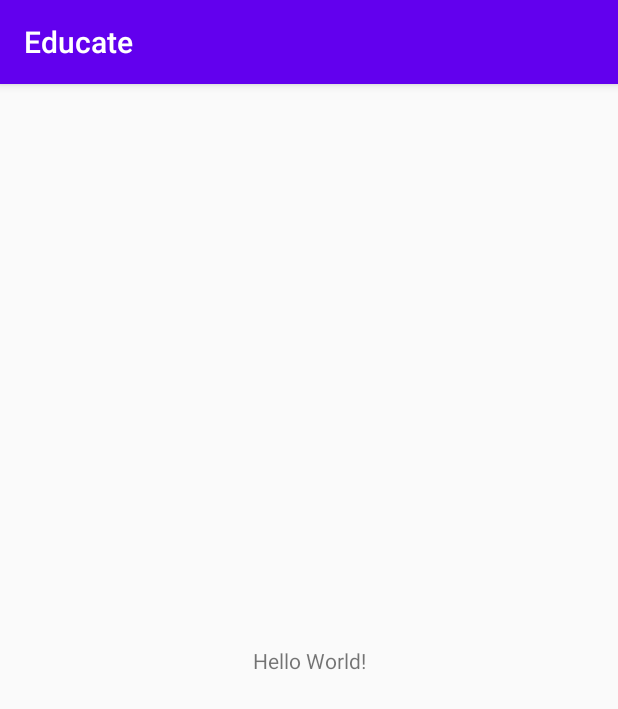
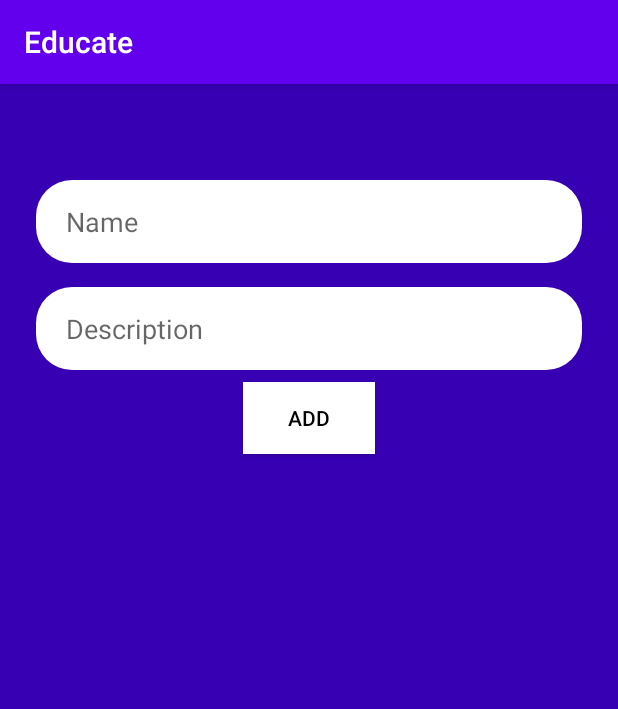
Before and after one commit to IndiaCFG3/team-4, an Android app: the screen it shows after launch (MainActivity before the commit, Add_Course_Teacher after it), on a phone screen of 412 x 824 dp. Shown: the top 709 px of the screen. Run offline under Robolectric (Android 15) with nearby library versions, the phone set to English and light mode, and no system bars; our stand-ins replace Firebase (no records; nobody signed in at launch, a user with empty details on screens opened directly).

Commit message:
form to add course

```diff
--- a/Educate/app/src/main/AndroidManifest.xml
+++ b/Educate/app/src/main/AndroidManifest.xml
@@ -9,7 +9,8 @@
         android:roundIcon="@mipmap/ic_launcher_round"
         android:supportsRtl="true"
         android:theme="@style/AppTheme">
-        <activity android:name=".activities.CourseActivity"></activity>
+        <activity android:name=".activities.Add_Course_Teacher"></activity>
+        <activity android:name=".activities.CourseActivity" />
         <activity android:name=".activities.AuthActivity" />
         <activity android:name=".activities.SplashActivity" />
         <activity android:name=".activities.MainActivity">
--- /dev/null
+++ b/Educate/app/src/main/java/com/dev5151/educate/activities/Add_Course_Teacher.java
@@ -0,0 +1,55 @@
+package com.dev5151.educate.activities;
+
+import androidx.appcompat.app.AppCompatActivity;
+
+import android.os.Bundle;
+import android.view.View;
+import android.widget.Button;
+import android.widget.EditText;
+import android.widget.Toast;
+import com.dev5151.educate.R;
+import com.dev5151.educate.models.Courses;
+import com.google.firebase.auth.FirebaseAuth;
+import com.google.firebase.firestore.FirebaseFirestore;
+import java.util.ArrayList;
+
+public class Add_Course_Teacher extends AppCompatActivity {
+
+    private EditText name;
+    private EditText desc;
+    private Button reg;
+    private String nameStr;
+    private String descStr;
+    private FirebaseFirestore mFirestore;
+    private FirebaseAuth mAuth;
+
+    @Override
+    protected void onCreate(Bundle savedInstanceState) {
+        super.onCreate(savedInstanceState);
+        setContentView(R.layout.activity_add__course__teacher);
+        mFirestore = FirebaseFirestore.getInstance();
+        mAuth = FirebaseAuth.getInstance();
+        name = findViewById(R.id.name);
+        desc = findViewById(R.id.desc);
+        reg = findViewById(R.id.reg);
+
+        reg.setOnClickListener(new View.OnClickListener() {
+            @Override
+            public void onClick(View v) {
+//                String teacher = mAuth.getCurrentUser().getUid();
+                String teacher = "uuid";
+                long time = System.currentTimeMillis();
+                String id = Long.toString(time);
+                nameStr = name.getText().toString();
+                descStr = desc.getText().toString();
+                if((!nameStr.isEmpty()) && (!descStr.isEmpty())) {
+                    Courses courses = new Courses(id,nameStr,descStr,teacher,"",new ArrayList<String>(),new ArrayList<String>(),new ArrayList<String>());
+                    mFirestore.collection("Courses").document(id).set(courses);
+                } else {
+                    Toast.makeText(Add_Course_Teacher.this,"Please fill in the details!",Toast.LENGTH_LONG).show();
+                }
+            }
+        });
+
+    }
+}
--- a/Educate/app/src/main/java/com/dev5151/educate/activities/MainActivity.java
+++ b/Educate/app/src/main/java/com/dev5151/educate/activities/MainActivity.java
@@ -2,6 +2,7 @@ package com.dev5151.educate.activities;
 
 import androidx.appcompat.app.AppCompatActivity;
 
+import android.content.Intent;
 import android.os.Bundle;
 
 import com.dev5151.educate.R;
@@ -11,5 +12,8 @@ public class MainActivity extends AppCompatActivity {
     protected void onCreate(Bundle savedInstanceState) {
         super.onCreate(savedInstanceState);
         setContentView(R.layout.activity_main);
+
+        Intent intent = new Intent(MainActivity.this,Add_Course_Teacher.class);
+        startActivity(intent);
     }
 }
--- /dev/null
+++ b/Educate/app/src/main/res/drawable/custom_edit_bg.xml
@@ -0,0 +1,6 @@
+<?xml version="1.0" encoding="utf-8"?>
+<shape xmlns:android="http://schemas.android.com/apk/res/android"
+    android:shape="rectangle">
+    <corners android:radius="24dp"/>
+    <solid android:color="#fff"/>
+</shape>
--- /dev/null
+++ b/Educate/app/src/main/res/layout/activity_add__course__teacher.xml
@@ -0,0 +1,59 @@
+<?xml version="1.0" encoding="utf-8"?>
+<LinearLayout xmlns:android="http://schemas.android.com/apk/res/android"
+    android:layout_width="match_parent"
+    android:layout_height="match_parent"
+    android:orientation="vertical" >
+
+    <ScrollView
+        android:layout_width="match_parent"
+        android:layout_height="match_parent"
+        android:fitsSystemWindows="true"
+        android:background="@color/colorPrimaryDark">
+
+        <LinearLayout
+            android:layout_width="match_parent"
+            android:layout_height="match_parent"
+            android:orientation="vertical"
+            android:paddingLeft="24dp"
+            android:paddingTop="56dp"
+            android:paddingRight="24dp">
+
+
+            <androidx.appcompat.widget.AppCompatEditText
+                android:layout_width="match_parent"
+                android:layout_height="55dp"
+                android:layout_marginTop="8dp"
+                android:layout_marginBottom="8dp"
+                android:background="@drawable/custom_edit_bg"
+                android:hint="Name "
+                android:inputType="text"
+                android:id="@+id/name"
+                android:paddingLeft="20dp" />
+
+            <androidx.appcompat.widget.AppCompatEditText
+                android:layout_width="match_parent"
+                android:layout_height="55dp"
+                android:layout_marginTop="8dp"
+                android:layout_marginBottom="8dp"
+                android:background="@drawable/custom_edit_bg"
+                android:maxLines="5"
+                android:hint="Description"
+                android:id="@+id/desc"
+                android:inputType="text"
+                android:paddingLeft="20dp" />
+
+
+            <Button
+                android:id="@+id/reg"
+                android:layout_width="wrap_content"
+                android:layout_height="wrap_content"
+                android:layout_marginBottom="30dp"
+                android:textColor="#000"
+                android:text="Add"
+                android:layout_gravity="center"
+                android:background="#fff"/>
+
+        </LinearLayout>
+    </ScrollView>
+
+</LinearLayout>
```
Also changed, not shown: Educate/app/src/main/java/com/dev5151/educate/models/Courses.java (added, +89 -0 lines), 2 other files.
